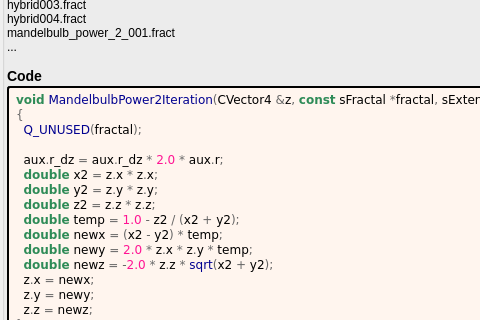
This is mandelbulber2/formula/ui/mandelbulb_power2.ui in buddhi1980/mandelbulber2 as Qt 5 draws it before an edit; both pictures show x 0 to 480 and y 130 to 450 of the 584 by 692 pixel window. The edited form follows.
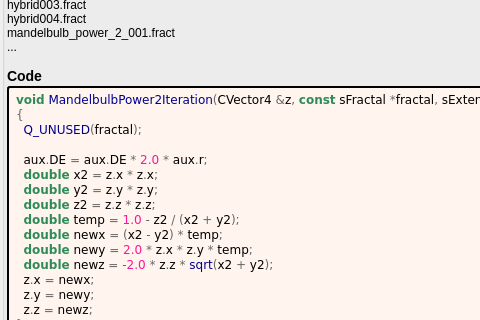
This is the edited form. Custom widgets are drawn as their Qt base class.

Diff of the .ui file:
```diff
--- a/mandelbulber2/formula/ui/mandelbulb_power2.ui
+++ b/mandelbulber2/formula/ui/mandelbulb_power2.ui
@@ -94,7 +94,7 @@
 &lt;span style=&quot;color:#676767&quot;&gt;{&lt;/span&gt;
   &lt;span style=&quot;color:#00008f&quot;&gt;Q_UNUSED&lt;/span&gt;&lt;span style=&quot;color:#676767&quot;&gt;(&lt;/span&gt;fractal&lt;span style=&quot;color:#676767&quot;&gt;);&lt;/span&gt;
 
-  aux&lt;span style=&quot;color:#676767&quot;&gt;.&lt;/span&gt;r_dz &lt;span style=&quot;color:#676767&quot;&gt;=&lt;/span&gt; aux&lt;span style=&quot;color:#676767&quot;&gt;.&lt;/span&gt;r_dz &lt;span style=&quot;color:#676767&quot;&gt;*&lt;/span&gt; &lt;span style=&quot;color:#ff1493&quot;&gt;2.0&lt;/span&gt; &lt;span style=&quot;color:#676767&quot;&gt;*&lt;/span&gt; aux&lt;span style=&quot;color:#676767&quot;&gt;.&lt;/span&gt;r&lt;span style=&quot;color:#676767&quot;&gt;;&lt;/span&gt;
+  aux&lt;span style=&quot;color:#676767&quot;&gt;.&lt;/span&gt;DE &lt;span style=&quot;color:#676767&quot;&gt;=&lt;/span&gt; aux&lt;span style=&quot;color:#676767&quot;&gt;.&lt;/span&gt;DE &lt;span style=&quot;color:#676767&quot;&gt;*&lt;/span&gt; &lt;span style=&quot;color:#ff1493&quot;&gt;2.0&lt;/span&gt; &lt;span style=&quot;color:#676767&quot;&gt;*&lt;/span&gt; aux&lt;span style=&quot;color:#676767&quot;&gt;.&lt;/span&gt;r&lt;span style=&quot;color:#676767&quot;&gt;;&lt;/span&gt;
   &lt;span style=&quot;color:#2e8b57; font-weight:bold&quot;&gt;double&lt;/span&gt; x2 &lt;span style=&quot;color:#676767&quot;&gt;=&lt;/span&gt; z&lt;span style=&quot;color:#676767&quot;&gt;.&lt;/span&gt;x &lt;span style=&quot;color:#676767&quot;&gt;*&lt;/span&gt; z&lt;span style=&quot;color:#676767&quot;&gt;.&lt;/span&gt;x&lt;span style=&quot;color:#676767&quot;&gt;;&lt;/span&gt;
   &lt;span style=&quot;color:#2e8b57; font-weight:bold&quot;&gt;double&lt;/span&gt; y2 &lt;span style=&quot;color:#676767&quot;&gt;=&lt;/span&gt; z&lt;span style=&quot;color:#676767&quot;&gt;.&lt;/span&gt;y &lt;span style=&quot;color:#676767&quot;&gt;*&lt;/span&gt; z&lt;span style=&quot;color:#676767&quot;&gt;.&lt;/span&gt;y&lt;span style=&quot;color:#676767&quot;&gt;;&lt;/span&gt;
   &lt;span style=&quot;color:#2e8b57; font-weight:bold&quot;&gt;double&lt;/span&gt; z2 &lt;span style=&quot;color:#676767&quot;&gt;=&lt;/span&gt; z&lt;span style=&quot;color:#676767&quot;&gt;.&lt;/span&gt;z &lt;span style=&quot;color:#676767&quot;&gt;*&lt;/span&gt; z&lt;span style=&quot;color:#676767&quot;&gt;.&lt;/span&gt;z&lt;span style=&quot;color:#676767&quot;&gt;;&lt;/span&gt;
```
